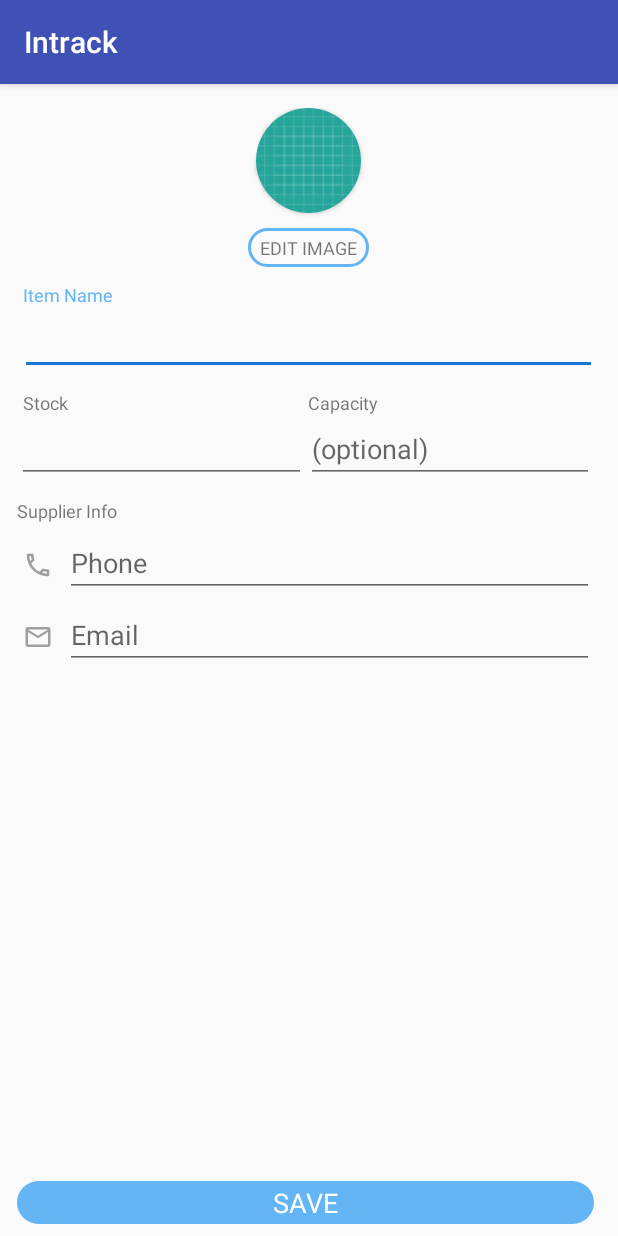
After one commit to antarikshc/Intrack-android, an Android app: the EditorActivity screen opened directly, with no data from a screen before it, on a phone screen of 412 x 824 dp. The commit adds this screen. Run offline under Robolectric (Android 15) with nearby library versions, the phone set to English and light mode, and no system bars; 1 statement that could not run was skipped.

Commit message:
Added EditorActivity
Signed-off-by: Antariksh C <antarikshc@gmail.com>

```diff
--- a/app/build.gradle
+++ b/app/build.gradle
@@ -26,5 +26,6 @@ dependencies {
     testImplementation 'junit:junit:4.12'
     androidTestImplementation 'com.android.support.test:runner:1.0.2'
     androidTestImplementation 'com.android.support.test.espresso:espresso-core:3.0.2'
-    implementation 'com.android.support:recyclerview-v7:27.1.1'
+    implementation 'com.android.support:design:27.1.1'
+    implementation 'com.android.support:cardview-v7:27.1.1'
 }
--- a/app/src/main/AndroidManifest.xml
+++ b/app/src/main/AndroidManifest.xml
@@ -21,6 +21,8 @@
             android:name=".data.InvProvider"
             android:authorities="com.antarikshc.intrack"
             android:exported="false" />
+
+        <activity android:name=".EditorActivity" />
     </application>
 
 </manifest>
--- /dev/null
+++ b/app/src/main/java/com/antarikshc/intrack/EditorActivity.java
@@ -0,0 +1,160 @@
+package com.antarikshc.intrack;
+
+import android.content.res.ColorStateList;
+import android.os.Bundle;
+import android.support.v4.view.ViewCompat;
+import android.support.v7.app.AppCompatActivity;
+import android.support.v7.widget.AppCompatEditText;
+import android.view.View;
+import android.view.animation.Animation;
+import android.view.animation.AnimationUtils;
+import android.widget.ImageView;
+import android.widget.TextView;
+
+public class EditorActivity extends AppCompatActivity {
+
+    TextView editImage;
+
+    TextView itemName;
+    AppCompatEditText editItemName;
+
+    TextView stockAmount;
+    AppCompatEditText editStockAmount;
+
+    TextView stockCapacity;
+    AppCompatEditText editStockCapacity;
+
+    TextView supplierInfo;
+    AppCompatEditText editSupplierPhone;
+    ImageView supPhoneIcon;
+    AppCompatEditText editSupplierEmail;
+    ImageView supEmailIcon;
+
+    @Override
+    protected void onCreate(Bundle savedInstanceState) {
+        super.onCreate(savedInstanceState);
+        setContentView(R.layout.activity_editor);
+
+        itemName = findViewById(R.id.item_name_text);
+        editItemName = findViewById(R.id.item_name_edit);
+        stockAmount = findViewById(R.id.stock_amount_text);
+        editStockAmount = findViewById(R.id.stock_amount_edit);
+        stockCapacity = findViewById(R.id.stock_capacity_text);
+        editStockCapacity = findViewById(R.id.stock_capacity_edit);
+        supplierInfo = findViewById(R.id.supplier_info);
+        editSupplierPhone = findViewById(R.id.supplier_phone);
+        supPhoneIcon = findViewById(R.id.supplier_phone_icon);
+        editSupplierEmail = findViewById(R.id.supplier_email);
+        supEmailIcon = findViewById(R.id.supplier_email_icon);
+
+        // Bounce animation for buttons
+        final Animation buttonClick = AnimationUtils.loadAnimation(getApplicationContext(), R.anim.bounce);
+        BounceInterpolator interpolator = new BounceInterpolator(0.2, 6);
+        buttonClick.setInterpolator(interpolator);
+
+        editImage.setOnClickListener(new View.OnClickListener() {
+            @Override
+            public void onClick(View v) {
+                v.startAnimation(buttonClick);
+            }
+        });
+
+        /**
+         * All the Focus change listeners for highlights
+         **/
+        // Get the dark_blue color for EditText
+        final ColorStateList darkBlueColor = ColorStateList.valueOf(getResources().getColor(R.color.dark_blue_edit_text));
+
+        // Get the light_blue color for TextView
+        final ColorStateList lightBlueColor = ColorStateList.valueOf(getResources().getColor(R.color.light_blue_text_view));
+
+        // Default color for EditText and TextView
+        final ColorStateList defaultColor = ColorStateList.valueOf(getResources().getColor(android.R.color.tab_indicator_text));
+
+        editItemName.setOnFocusChangeListener(new View.OnFocusChangeListener() {
+            @Override
+            public void onFocusChange(View v, boolean hasFocus) {
+                if (hasFocus) {
+                    itemName.setTextColor(lightBlueColor);
+                    ViewCompat.setBackgroundTintList(v, darkBlueColor);
+                } else {
+                    itemName.setTextColor(defaultColor);
+                    ViewCompat.setBackgroundTintList(v, defaultColor);
+                }
+            }
+        });
+
+        editStockAmount.setOnFocusChangeListener(new View.OnFocusChangeListener() {
+            @Override
+            public void onFocusChange(View v, boolean hasFocus) {
+                if (hasFocus) {
+                    stockAmount.setTextColor(lightBlueColor);
+                    ViewCompat.setBackgroundTintList(v, darkBlueColor);
+                } else {
+                    stockAmount.setTextColor(defaultColor);
+                    ViewCompat.setBackgroundTintList(v, defaultColor);
+                }
+            }
+        });
+
+        editStockCapacity.setOnFocusChangeListener(new View.OnFocusChangeListener() {
+            @Override
+            public void onFocusChange(View v, boolean hasFocus) {
+                if (hasFocus) {
+                    stockCapacity.setTextColor(lightBlueColor);
+                    ViewCompat.setBackgroundTintList(v, darkBlueColor);
+                } else {
+                    stockCapacity.setTextColor(defaultColor);
+                    ViewCompat.setBackgroundTintList(v, defaultColor);
+                }
+            }
+        });
+
+        editSupplierPhone.setOnFocusChangeListener(new View.OnFocusChangeListener() {
+            @Override
+            public void onFocusChange(View v, boolean hasFocus) {
+                if (hasFocus) {
+                    supplierInfo.setTextColor(lightBlueColor);
+                    supPhoneIcon.setImageDrawable(getResources().getDrawable(R.drawable.ic_phone_blue));
+                    ViewCompat.setBackgroundTintList(v, darkBlueColor);
+                } else {
+                    supplierInfo.setTextColor(defaultColor);
+                    supPhoneIcon.setImageDrawable(getResources().getDrawable(R.drawable.ic_phone));
+                    ViewCompat.setBackgroundTintList(v, defaultColor);
+                }
+            }
+        });
+
+        editSupplierEmail.setOnFocusChangeListener(new View.OnFocusChangeListener() {
+            @Override
+            public void onFocusChange(View v, boolean hasFocus) {
+                if (hasFocus) {
+                    supplierInfo.setTextColor(lightBlueColor);
+                    supEmailIcon.setImageDrawable(getResources().getDrawable(R.drawable.ic_email_blue));
+                    ViewCompat.setBackgroundTintList(v, darkBlueColor);
+                } else {
+                    supplierInfo.setTextColor(defaultColor);
+                    supEmailIcon.setImageDrawable(getResources().getDrawable(R.drawable.ic_email));
+                    ViewCompat.setBackgroundTintList(v, defaultColor);
+                }
+            }
+        });
+
+    }
+
+    class BounceInterpolator implements android.view.animation.Interpolator {
+        // Using custom BounceInterpolator so we can adjust the amp and freq
+        private double mAmplitude;
+        private double mFrequency;
+
+        BounceInterpolator(double amplitude, double frequency) {
+            mAmplitude = amplitude;
+            mFrequency = frequency;
+        }
+
+        public float getInterpolation(float time) {
+            return (float) (-1 * Math.pow(Math.E, -time / mAmplitude) *
+                    Math.cos(mFrequency * time) + 1);
+        }
+    }
+}
--- a/app/src/main/java/com/antarikshc/intrack/InvCursorAdapter.java
+++ b/app/src/main/java/com/antarikshc/intrack/InvCursorAdapter.java
@@ -1,6 +1,7 @@
 package com.antarikshc.intrack;
 
 import android.content.Context;
+import android.content.Intent;
 import android.database.Cursor;
 import android.util.Log;
 import android.view.LayoutInflater;
@@ -131,7 +132,8 @@ public class InvCursorAdapter extends CursorAdapter {
         editButton.setOnClickListener(new View.OnClickListener() {
             @Override
             public void onClick(View v) {
-                Log.i("Inventory Item", "Edit this shit up.");
+                Intent intent = new Intent(context, EditorActivity.class);
+                context.startActivity(intent);
                 v.startAnimation(buttonClick);
             }
         });
--- /dev/null
+++ b/app/src/main/res/drawable/edit_photo_background.xml
@@ -0,0 +1,17 @@
+<?xml version="1.0" encoding="utf-8"?>
+<shape xmlns:android="http://schemas.android.com/apk/res/android"
+    android:shape="rectangle">
+    <corners
+        android:topLeftRadius="30dp"
+        android:topRightRadius="30dp"
+        android:bottomRightRadius="30dp"
+        android:bottomLeftRadius="30dp" />
+    <stroke
+        android:width="2dp"
+        android:color="#64b5f6" />
+    <padding
+        android:left="8dp"
+        android:top="5dp"
+        android:right="8dp"
+        android:bottom="5dp" />
+</shape>
--- /dev/null
+++ b/app/src/main/res/drawable/ic_add_camera.xml
@@ -0,0 +1,12 @@
+<vector xmlns:android="http://schemas.android.com/apk/res/android"
+    android:width="24dp"
+    android:height="24dp"
+    android:viewportWidth="24"
+    android:viewportHeight="24">
+    <group>
+        <clip-path android:pathData="M24,24H0V0h24v24z M 0,0" />
+        <path
+            android:fillColor="#000000"
+            android:pathData="M3 4V1h2v3h3v2H5v3H3V6H0V4h3zm3 6V7h3V4h7l1.83 2H21c1.1 0 2 0.9 2 2v12c0 1.1,-0.9 2,-2 2H5c-1.1 0,-2,-0.9,-2,-2V10h3zm7 9c2.76 0 5,-2.24 5,-5s-2.24,-5,-5,-5,-5 2.24,-5 5 2.24 5 5 5zm-3.2,-5c0 1.77 1.43 3.2 3.2 3.2s3.2,-1.43 3.2,-3.2,-1.43,-3.2,-3.2,-3.2,-3.2 1.43,-3.2 3.2z" />
+    </group>
+</vector>
--- /dev/null
+++ b/app/src/main/res/drawable/ic_add_gallery.xml
@@ -0,0 +1,9 @@
+<vector xmlns:android="http://schemas.android.com/apk/res/android"
+    android:width="24dp"
+    android:height="24dp"
+    android:viewportWidth="24"
+    android:viewportHeight="24">
+    <path
+        android:fillColor="#000000"
+        android:pathData="M19,7v2.99s-1.99,0.01 -2,0L17,7h-3s0.01,-1.99 0,-2h3L17,2h2v3h3v2h-3zM16,11L16,8h-3L13,5L5,5c-1.1,0 -2,0.9 -2,2v12c0,1.1 0.9,2 2,2h12c1.1,0 2,-0.9 2,-2v-8h-3zM5,19l3,-4 2,3 3,-4 4,5L5,19z" />
+</vector>
--- /dev/null
+++ b/app/src/main/res/drawable/ic_email.xml
@@ -0,0 +1,10 @@
+<vector xmlns:android="http://schemas.android.com/apk/res/android"
+    android:width="24dp"
+    android:height="24dp"
+    android:viewportWidth="24"
+    android:viewportHeight="24">
+    <path
+        android:name="default"
+        android:fillColor="#9e9e9e"
+        android:pathData="M20,4H4C2.9,4 2.01,4.9 2.01,6L2,18c0,1.1 0.9,2 2,2h16c1.1,0 2,-0.9 2,-2V6C22,4.9 21.1,4 20,4zM20,18H4V8l8,5l8,-5V18zM12,11L4,6h16L12,11z" />
+</vector>
--- /dev/null
+++ b/app/src/main/res/drawable/ic_email_blue.xml
@@ -0,0 +1,9 @@
+<vector xmlns:android="http://schemas.android.com/apk/res/android"
+    android:width="24dp"
+    android:height="24dp"
+    android:viewportWidth="24"
+    android:viewportHeight="24">
+    <path
+        android:fillColor="#64B5F6"
+        android:pathData="M20,4H4C2.9,4 2.01,4.9 2.01,6L2,18c0,1.1 0.9,2 2,2h16c1.1,0 2,-0.9 2,-2V6C22,4.9 21.1,4 20,4zM20,18H4V8l8,5l8,-5V18zM12,11L4,6h16L12,11z" />
+</vector>
--- /dev/null
+++ b/app/src/main/res/drawable/ic_phone.xml
@@ -0,0 +1,10 @@
+<vector xmlns:android="http://schemas.android.com/apk/res/android"
+    android:width="24dp"
+    android:height="24dp"
+    android:viewportWidth="24"
+    android:viewportHeight="24">
+    <path
+        android:name="default"
+        android:fillColor="#9e9e9e"
+        android:pathData="M6.54,5C6.6,5.89 6.75,6.76 6.99,7.59l-1.2,1.2C5.38,7.59 5.12,6.32 5.03,5H6.54M16.4,17.02c0.85,0.24 1.72,0.39 2.6,0.45v1.49c-1.32,-0.09 -2.59,-0.35 -3.8,-0.75L16.4,17.02M7.5,3H4C3.45,3 3,3.45 3,4c0,9.39 7.61,17 17,17c0.55,0 1,-0.45 1,-1v-3.49c0,-0.55 -0.45,-1 -1,-1c-1.24,0 -2.45,-0.2 -3.57,-0.57c-0.1,-0.04 -0.21,-0.05 -0.31,-0.05c-0.26,0 -0.51,0.1 -0.71,0.29l-2.2,2.2c-2.83,-1.45 -5.15,-3.76 -6.59,-6.59l2.2,-2.2C9.1,8.31 9.18,7.92 9.07,7.57C8.7,6.45 8.5,5.25 8.5,4C8.5,3.45 8.05,3 7.5,3L7.5,3z" />
+</vector>
--- /dev/null
+++ b/app/src/main/res/drawable/ic_phone_blue.xml
@@ -0,0 +1,9 @@
+<vector xmlns:android="http://schemas.android.com/apk/res/android"
+    android:width="24dp"
+    android:height="24dp"
+    android:viewportWidth="24"
+    android:viewportHeight="24">
+    <path
+        android:fillColor="#64B5F6"
+        android:pathData="M6.54,5C6.6,5.89 6.75,6.76 6.99,7.59l-1.2,1.2C5.38,7.59 5.12,6.32 5.03,5H6.54M16.4,17.02c0.85,0.24 1.72,0.39 2.6,0.45v1.49c-1.32,-0.09 -2.59,-0.35 -3.8,-0.75L16.4,17.02M7.5,3H4C3.45,3 3,3.45 3,4c0,9.39 7.61,17 17,17c0.55,0 1,-0.45 1,-1v-3.49c0,-0.55 -0.45,-1 -1,-1c-1.24,0 -2.45,-0.2 -3.57,-0.57c-0.1,-0.04 -0.21,-0.05 -0.31,-0.05c-0.26,0 -0.51,0.1 -0.71,0.29l-2.2,2.2c-2.83,-1.45 -5.15,-3.76 -6.59,-6.59l2.2,-2.2C9.1,8.31 9.18,7.92 9.07,7.57C8.7,6.45 8.5,5.25 8.5,4C8.5,3.45 8.05,3 7.5,3L7.5,3z" />
+</vector>
--- /dev/null
+++ b/app/src/main/res/drawable/save_update_button_bkg.xml
@@ -0,0 +1,15 @@
+<?xml version="1.0" encoding="utf-8"?>
+<shape xmlns:android="http://schemas.android.com/apk/res/android"
+    android:shape="rectangle">
+    <corners
+        android:topLeftRadius="40dp"
+        android:topRightRadius="40dp"
+        android:bottomRightRadius="40dp"
+        android:bottomLeftRadius="40dp" />
+    <solid android:color="#64b5f6" />
+    <padding
+        android:left="2dp"
+        android:top="2dp"
+        android:right="2dp"
+        android:bottom="2dp" />
+</shape>
--- /dev/null
+++ b/app/src/main/res/layout/activity_editor.xml
@@ -0,0 +1,181 @@
+<?xml version="1.0" encoding="utf-8"?>
+<RelativeLayout xmlns:android="http://schemas.android.com/apk/res/android"
+    xmlns:app="http://schemas.android.com/apk/res-auto"
+    xmlns:tools="http://schemas.android.com/tools"
+    android:layout_width="match_parent"
+    android:layout_height="match_parent"
+    android:paddingEnd="16dp"
+    android:paddingStart="11dp"
+    android:paddingTop="16dp"
+    android:paddingBottom="8dp"
+    tools:context=".EditorActivity">
+
+    <android.support.v7.widget.CardView
+        android:id="@+id/item_icon_ring"
+        android:layout_width="70dp"
+        android:layout_height="70dp"
+        android:layout_centerHorizontal="true"
+        android:innerRadius="0dp"
+        android:shape="ring"
+        android:thicknessRatio="1.9"
+        app:cardCornerRadius="40dp">
+
+        <ImageView
+            android:id="@+id/item_icon"
+            android:layout_width="70dp"
+            android:layout_height="70dp"
+            android:layout_alignParentStart="true"
+            android:layout_alignParentTop="true"
+            app:srcCompat="@drawable/ic_launcher_background" />
+
+    </android.support.v7.widget.CardView>
+
+    <TextView
+        android:id="@+id/edit_photo"
+        android:layout_width="wrap_content"
+        android:layout_height="wrap_content"
+        android:layout_below="@+id/item_icon_ring"
+        android:layout_centerHorizontal="true"
+        android:layout_marginTop="10dp"
+        android:background="@drawable/edit_photo_background"
+        android:text="@string/edit_image"
+        android:textSize="12sp" />
+
+    <TextView
+        android:id="@+id/item_name_text"
+        android:layout_width="wrap_content"
+        android:layout_height="wrap_content"
+        android:layout_alignStart="@+id/stock_text_layout"
+        android:layout_below="@+id/edit_photo"
+        android:layout_marginTop="10dp"
+        android:text="@string/item_name"
+        android:textSize="12sp" />
+
+    <android.support.v7.widget.AppCompatEditText
+        android:id="@+id/item_name_edit"
+        android:layout_width="match_parent"
+        android:layout_height="wrap_content"
+        android:layout_below="@+id/item_name_text"
+        android:layout_centerHorizontal="true" />
+
+    <LinearLayout
+        android:id="@+id/stock_text_layout"
+        android:layout_width="match_parent"
+        android:layout_height="wrap_content"
+        android:layout_alignParentStart="true"
+        android:layout_below="@+id/item_name_edit"
+        android:layout_marginStart="4dp"
+        android:layout_marginTop="10dp"
+        android:orientation="horizontal">
+
+        <TextView
+            android:id="@+id/stock_amount_text"
+            android:layout_width="wrap_content"
+            android:layout_height="wrap_content"
+            android:layout_weight="1"
+            android:text="@string/stock"
+            android:textSize="12sp" />
+
+        <TextView
+            android:id="@+id/stock_capacity_text"
+            android:layout_width="wrap_content"
+            android:layout_height="wrap_content"
+            android:layout_marginStart="16dp"
+            android:layout_weight="1"
+            android:text="@string/capacity"
+            android:textSize="12sp" />
+
+    </LinearLayout>
+
+
+    <LinearLayout
+        android:id="@+id/stock_edit_layout"
+        android:layout_width="match_parent"
+        android:layout_height="wrap_content"
+        android:layout_alignParentStart="true"
+        android:layout_below="@+id/stock_text_layout"
+        android:orientation="horizontal">
+
+        <android.support.v7.widget.AppCompatEditText
+            android:id="@+id/stock_amount_edit"
+            android:layout_width="match_parent"
+            android:layout_height="wrap_content"
+            android:layout_weight="1"
+            android:inputType="number" />
+
+        <android.support.v7.widget.AppCompatEditText
+            android:id="@+id/stock_capacity_edit"
+            android:layout_width="match_parent"
+            android:layout_height="wrap_content"
+            android:layout_weight="1"
+            android:inputType="number"
+            android:hint="@string/optional" />
+
+    </LinearLayout>
+
+    <TextView
+        android:id="@+id/supplier_info"
+        android:layout_width="wrap_content"
+        android:layout_height="wrap_content"
+        android:layout_alignParentStart="true"
+        android:layout_below="@+id/stock_edit_layout"
+        android:layout_marginTop="10dp"
+        android:layout_marginBottom="4dp"
+        android:text="@string/supplier_info"
+        android:textSize="12sp" />
+
+    <ImageView
+        android:id="@+id/supplier_phone_icon"
+        android:layout_width="20dp"
+        android:layout_height="20dp"
+        android:layout_alignParentStart="true"
+        android:layout_below="@+id/supplier_info"
+        android:layout_marginEnd="8dp"
+        android:layout_marginStart="4dp"
+        android:layout_marginTop="14dp"
+        app:srcCompat="@drawable/ic_phone" />
+
+    <android.support.v7.widget.AppCompatEditText
+        android:id="@+id/supplier_phone"
+        android:layout_width="match_parent"
+        android:layout_height="wrap_content"
+        android:layout_below="@+id/supplier_info"
+        android:layout_toEndOf="@+id/supplier_phone_icon"
+        android:inputType="number"
+        android:maxLines="1"
+        android:hint="@string/supplier_phone_hint" />
+
+
+    <ImageView
+        android:id="@+id/supplier_email_icon"
+        android:layout_width="20dp"
+        android:layout_height="20dp"
+        android:layout_alignParentStart="true"
+        android:layout_below="@+id/supplier_phone_icon"
+        android:layout_marginEnd="8dp"
+        android:layout_marginStart="4dp"
+        android:layout_marginTop="28dp"
+        app:srcCompat="@drawable/ic_email" />
+
+    <android.support.v7.widget.AppCompatEditText
+        android:id="@+id/supplier_email"
+        android:layout_width="match_parent"
+        android:layout_height="wrap_content"
+        android:layout_below="@+id/supplier_phone_icon"
+        android:layout_marginTop="14dp"
+        android:layout_toEndOf="@+id/supplier_email_icon"
+        android:hint="@string/supplier_email_hint" />
+
+    <TextView
+        android:id="@+id/save_update_button"
+        android:layout_width="match_parent"
+        android:layout_height="wrap_content"
+        android:layout_alignParentBottom="true"
+        android:layout_alignParentStart="true"
+        android:background="@drawable/save_update_button_bkg"
+        android:text="@string/save"
+        android:textSize="18sp"
+        android:textAlignment="center"
+        android:textColor="@android:color/white" />
+
+</RelativeLayout>
--- a/app/src/main/res/values/colors.xml
+++ b/app/src/main/res/values/colors.xml
@@ -3,4 +3,7 @@
     <color name="colorPrimary">#3F51B5</color>
     <color name="colorPrimaryDark">#303F9F</color>
     <color name="colorAccent">#FF4081</color>
+
+    <color name="dark_blue_edit_text">#1976D2</color>
+    <color name="light_blue_text_view">#64B5F6</color>
 </resources>
--- a/app/src/main/res/values/strings.xml
+++ b/app/src/main/res/values/strings.xml
@@ -5,4 +5,13 @@
     <string name="order_button">Order</string>
     <string name="stock_button">Stock</string>
     <string name="edit_button">Edit</string>
+    <string name="item_name">Item Name</string>
+    <string name="supplier_info">Supplier Info</string>
+    <string name="supplier_phone_hint">Phone</string>
+    <string name="supplier_email_hint">Email</string>
+    <string name="edit_image">EDIT IMAGE</string>
+    <string name="stock">Stock</string>
+    <string name="capacity">Capacity</string>
+    <string name="optional">(optional)</string>
+    <string name="save">SAVE</string>
 </resources>
```
